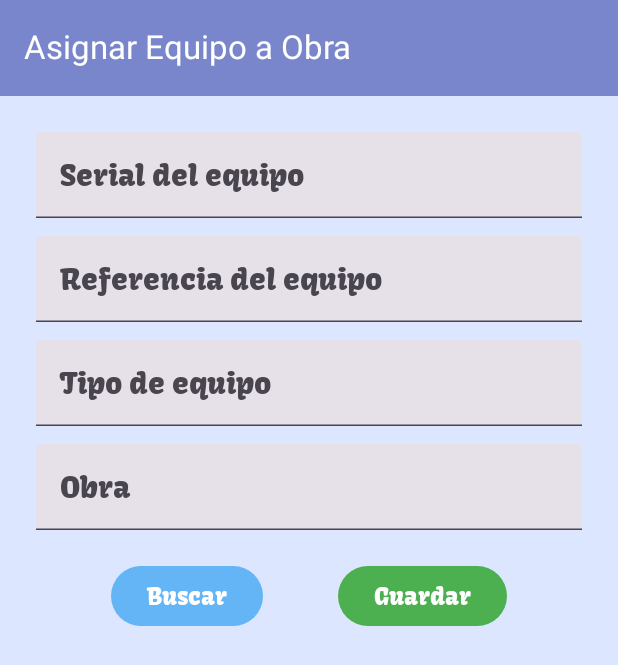
After one commit to constructor1402/InventariadosApp, an Android app built with Jetpack Compose: the composable AssignManualScreen shown on its own in the app's theme, on a phone screen of 412 x 824 dp. The commit adds this screen. Shown: the top 665 px of the screen. Run offline under Robolectric (Android 15) with nearby library versions, the phone set to English and light mode, and no system bars; our stand-ins replace Firebase (no records; nobody signed in at launch, a user with empty details on screens opened directly); 1 statement that could not run was skipped.

```diff
--- /dev/null
+++ b/app/src/main/java/com/example/inventariadosapp/admin/topografo/assign/components/models/AssignManualScreen.kt
@@ -0,0 +1,105 @@
+package com.example.inventariadosapp.admin.topografo.assign.components.models
+
+import androidx.compose.foundation.layout.*
+import androidx.compose.foundation.rememberScrollState
+import androidx.compose.foundation.verticalScroll
+import androidx.compose.material3.*
+import androidx.compose.runtime.*
+import androidx.compose.ui.Alignment
+import androidx.compose.ui.Modifier
+import androidx.compose.ui.graphics.Color
+import androidx.compose.ui.text.font.FontWeight
+import androidx.compose.ui.unit.dp
+import androidx.compose.ui.unit.sp
+import androidx.lifecycle.viewmodel.compose.viewModel
+import com.example.inventariadosapp.admin.topografo.assign.components.models.TopografoAssignViewModel
+
+@OptIn(ExperimentalMaterial3Api::class)
+@Composable
+fun AssignManualScreen(viewModel: TopografoAssignViewModel = viewModel()) {
+
+    val serial by viewModel.serial.collectAsState()
+    val referencia by viewModel.referencia.collectAsState()
+    val tipo by viewModel.tipo.collectAsState()
+    val obra by viewModel.obra.collectAsState()
+    val mensaje by viewModel.mensaje.collectAsState()
+    val error by viewModel.error.collectAsState()
+
+    val scrollState = rememberScrollState()
+
+    Scaffold(
+        topBar = {
+            TopAppBar(
+                title = { Text("Asignar Equipo a Obra", color = Color.White) },
+                colors = TopAppBarDefaults.topAppBarColors(containerColor = Color(0xFF7986CB))
+            )
+        },
+        containerColor = Color(0xFFDDE6FF)
+    ) { padding ->
+        Column(
+            modifier = Modifier
+                .padding(padding)
+                .padding(24.dp)
+                .fillMaxSize()
+                .verticalScroll(scrollState),
+            horizontalAlignment = Alignment.CenterHorizontally
+        ) {
+
+            TextField(
+                value = serial,
+                onValueChange = viewModel::updateSerial,
+                label = { Text("Serial del equipo") },
+                modifier = Modifier.fillMaxWidth()
+            )
+
+            Spacer(modifier = Modifier.height(12.dp))
+
+            TextField(
+                value = referencia,
+                onValueChange = viewModel::updateReferencia,
+                label = { Text("Referencia del equipo") },
+                modifier = Modifier.fillMaxWidth()
+            )
+
+            Spacer(modifier = Modifier.height(12.dp))
+
+            TextField(
+                value = tipo,
+                onValueChange = viewModel::updateTipo,
+                label = { Text("Tipo de equipo") },
+                modifier = Modifier.fillMaxWidth()
+            )
+
+            Spacer(modifier = Modifier.height(12.dp))
+
+            TextField(
+                value = obra,
+                onValueChange = viewModel::updateObra,
+                label = { Text("Obra") },
+                modifier = Modifier.fillMaxWidth()
+            )
+
+            Spacer(modifier = Modifier.height(20.dp))
+
+            Row(horizontalArrangement = Arrangement.SpaceEvenly, modifier = Modifier.fillMaxWidth()) {
+                Button(onClick = { viewModel.buscarEquipo(serial) }, colors = ButtonDefaults.buttonColors(Color(0xFF64B5F6))) {
+                    Text("Buscar")
+                }
+
+                Button(onClick = { viewModel.guardarAsignacion() }, colors = ButtonDefaults.buttonColors(Color(0xFF4CAF50))) {
+                    Text("Guardar")
+                }
+            }
+
+            Spacer(modifier = Modifier.height(16.dp))
+
+            if (mensaje.isNotEmpty()) {
+                Text(text = mensaje, color = Color(0xFF2E7D32), fontWeight = FontWeight.Bold)
+            }
+
+            if (error.isNotEmpty()) {
+                Text(text = error, color = Color(0xFFD32F2F), fontWeight = FontWeight.Bold)
+            }
+        }
+    }
+}
```
Also changed, not shown: app/build.gradle.kts (+21 -15 lines), app/src/main/AndroidManifest.xml (+9 -7 lines), app/src/main/java/com/example/inventariadosapp/MainActivity.kt (+10 -6 lines), app/src/main/java/com/example/inventariadosapp/admin/topografo/assign/AssignNavGraph/AssignNavGraph.kt (added, +64 -0 lines), app/src/main/java/com/example/inventariadosapp/admin/topografo/assign/components/CameraPreview/CameraPreview.kt (added, +99 -0 lines), app/src/main/java/com/example/inventariadosapp/admin/topografo/assign/components/models/AssignCameraScreen.kt (added, +123 -0 lines), app/src/main/java/com/example/inventariadosapp/admin/topografo/assign/components/models/AssignMenuScreen.kt (added, +86 -0 lines), app/src/main/java/com/example/inventariadosapp/admin/topografo/assign/components/models/AssignRepository.kt (added, +30 -0 lines), app/src/main/java/com/example/inventariadosapp/admin/topografo/assign/components/models/TopografoAssignViewModel.kt (added, +111 -0 lines), 1 other file.
